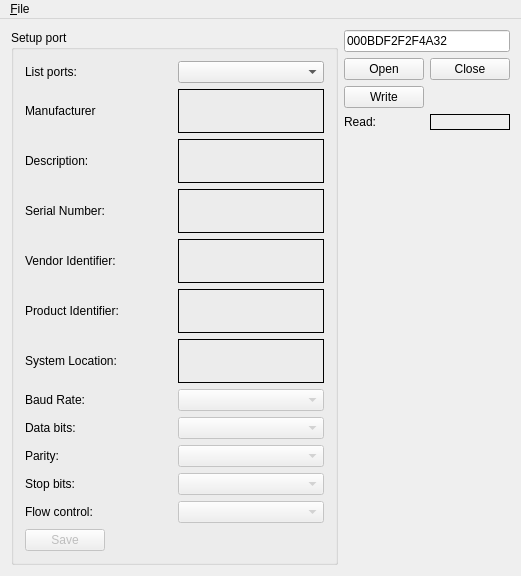
The window that mainwindow.ui (sadovskiy/comport) describes before a commit, drawn with Qt 5.
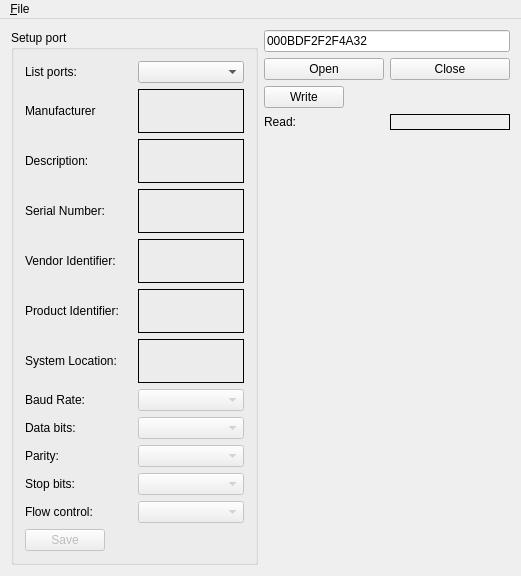
The same window after the commit.

Commit message: Поиск чтения масивом или побайтово

Patch:
```diff
--- a/mainwindow.ui
+++ b/mainwindow.ui
@@ -14,8 +14,8 @@
    <string>MainWindow</string>
   </property>
   <widget class="QWidget" name="centralWidget">
-   <layout class="QGridLayout" name="gridLayout_3">
-    <item row="0" column="0">
+   <layout class="QGridLayout" name="gridLayout_2">
+    <item row="0" column="0" rowspan="5">
      <widget class="QGroupBox" name="setupPortGroupBox">
       <property name="title">
        <string>Setup port</string>
@@ -286,8 +286,13 @@
      </widget>
     </item>
     <item row="0" column="1">
-     <layout class="QGridLayout" name="gridLayout_2">
-      <item row="1" column="0" colspan="2">
+     <widget class="QLineEdit" name="writeDataInPortLineEdit">
+      <property name="text">
+       <string>000BDF2F2F4A32</string>
+      </property>
+     </widget>
+    </item>
+    <item row="1" column="1">
        <layout class="QHBoxLayout" name="openClosePortHorizontalLayout">
         <item>
          <widget class="QPushButton" name="openPushButton">
@@ -305,7 +310,7 @@
         </item>
        </layout>
       </item>
-      <item row="2" column="0" colspan="2">
+    <item row="2" column="1">
        <layout class="QHBoxLayout" name="writeHorizontalLayout">
         <item>
          <widget class="QPushButton" name="writePushButton">
@@ -330,6 +335,15 @@
        </layout>
       </item>
       <item row="3" column="1">
+     <layout class="QHBoxLayout" name="horizontalLayout_2">
+      <item>
+       <widget class="QLabel" name="readLabel">
+        <property name="text">
+         <string>Read: </string>
+        </property>
+       </widget>
+      </item>
+      <item>
        <widget class="QLabel" name="readValueLabel">
         <property name="frameShape">
          <enum>QFrame::Box</enum>
@@ -342,12 +356,7 @@
         </property>
        </widget>
       </item>
-      <item row="3" column="0">
-       <widget class="QLabel" name="readLabel">
-        <property name="text">
-         <string>Read: </string>
-        </property>
-       </widget>
+     </layout>
       </item>
       <item row="4" column="1">
        <spacer name="verticalSpacer">
@@ -357,19 +366,10 @@
         <property name="sizeHint" stdset="0">
          <size>
           <width>20</width>
-          <height>40</height>
+        <height>381</height>
          </size>
         </property>
        </spacer>
-      </item>
-      <item row="0" column="0" colspan="2">
-       <widget class="QLineEdit" name="writeDataInPortLineEdit">
-        <property name="text">
-         <string>000BDF2F2F4A32</string>
-        </property>
-       </widget>
-      </item>
-     </layout>
     </item>
    </layout>
   </widget>
```
Lines whose indentation alone changed are shown as unchanged. The commit also changes 2 other files.
